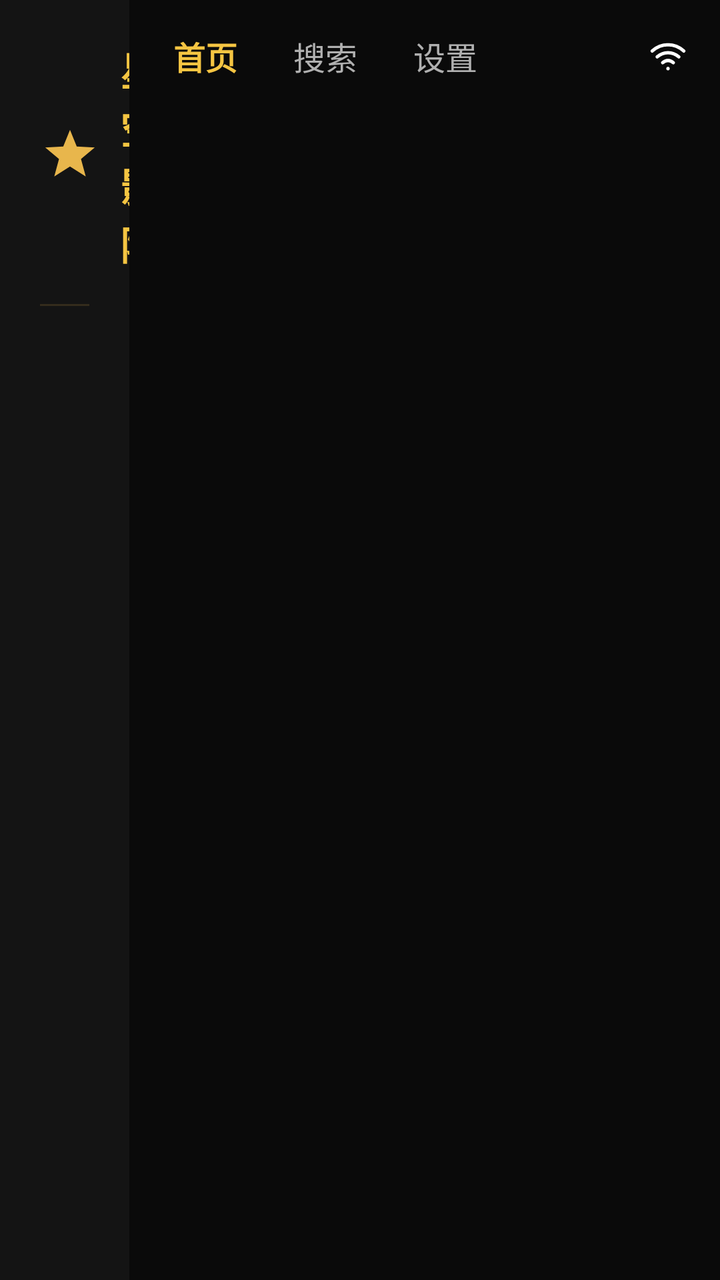
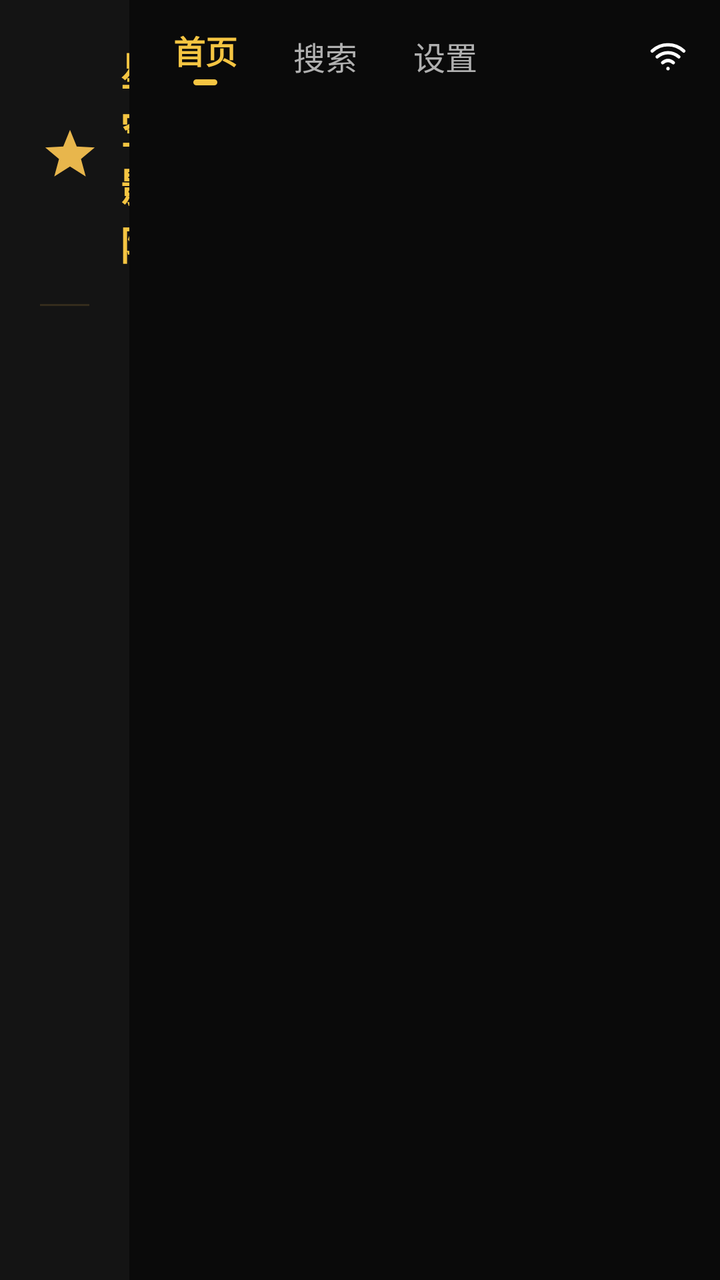

Before-and-after screenshots of an Android layout around one commit, followed by the original layout XML and the change that was made.
<!-- AndroidManifest.xml: application theme Theme.StarCinema -->
<!-- res/layout/fragment_emby.xml -->
<?xml version="1.0" encoding="utf-8"?>
<androidx.constraintlayout.widget.ConstraintLayout xmlns:android="http://schemas.android.com/apk/res/android"
    xmlns:app="http://schemas.android.com/apk/res-auto"
    android:layout_width="match_parent"
    android:layout_height="match_parent"
    android:background="@color/bg_primary"
    android:clipChildren="false">

    
    <LinearLayout
        android:id="@+id/librarySidebar"
        android:layout_width="0dp"
        android:layout_height="0dp"
        android:orientation="vertical"
        android:background="@drawable/bg_drawer"
        android:clipChildren="false"
        app:layout_constraintStart_toStartOf="parent"
        app:layout_constraintTop_toTopOf="parent"
        app:layout_constraintBottom_toBottomOf="parent"
        app:layout_constraintWidth_percent="0.18">

        
        <LinearLayout
            android:layout_width="match_parent"
            android:layout_height="wrap_content"
            android:orientation="horizontal"
            android:gravity="center_vertical"
            android:paddingStart="20dp"
            android:paddingTop="20dp"
            android:paddingBottom="16dp">
            <ImageView
                android:layout_width="30dp"
                android:layout_height="30dp"
                android:src="@drawable/ic_logo_star"
                android:contentDescription="@string/app_name" />
            <TextView
                android:layout_width="wrap_content"
                android:layout_height="wrap_content"
                android:layout_marginStart="10dp"
                android:text="@string/app_name"
                android:textColor="@color/gold_primary"
                android:textSize="20sp"
                android:textStyle="bold" />
        </LinearLayout>

        <View
            android:layout_width="match_parent"
            android:layout_height="1dp"
            android:layout_marginStart="20dp"
            android:layout_marginEnd="20dp"
            android:background="#26E8B64C" />

        <androidx.recyclerview.widget.RecyclerView
            android:id="@+id/libraryList"
            android:layout_width="match_parent"
            android:layout_height="0dp"
            android:layout_weight="1"
            android:clipChildren="false"
            android:clipToPadding="false"
            android:paddingTop="8dp"
            android:paddingBottom="8dp" />
    </LinearLayout>

    
    <androidx.constraintlayout.widget.ConstraintLayout
        android:id="@+id/homeContent"
        android:layout_width="0dp"
        android:layout_height="0dp"
        android:clipChildren="false"
        app:layout_constraintStart_toEndOf="@id/librarySidebar"
        app:layout_constraintEnd_toEndOf="parent"
        app:layout_constraintTop_toTopOf="parent"
        app:layout_constraintBottom_toBottomOf="parent"
        app:layout_constraintWidth_percent="0.82">

        <LinearLayout
            android:id="@+id/homeColumn"
            android:layout_width="match_parent"
            android:layout_height="match_parent"
            android:orientation="vertical"
            android:clipChildren="false">

            
            <LinearLayout
                android:id="@+id/topNavBar"
                android:layout_width="match_parent"
                android:layout_height="56dp"
                android:orientation="horizontal"
                android:gravity="center_vertical"
                android:paddingStart="8dp"
                android:paddingEnd="16dp"
                android:focusable="false">

                <TextView
                    android:id="@+id/navHome"
                    android:layout_width="wrap_content"
                    android:layout_height="wrap_content"
                    android:text="@string/sidebar_home"
                    android:textSize="16sp"
                    android:textStyle="bold"
                    android:textColor="@color/gold_primary"
                    android:focusable="true"
                    android:paddingHorizontal="14dp"
                    android:paddingVertical="6dp" />

                <TextView
                    android:id="@+id/navSearch"
                    android:layout_width="wrap_content"
                    android:layout_height="wrap_content"
                    android:text="@string/sidebar_search"
                    android:textSize="16sp"
                    android:textColor="@color/text_secondary"
                    android:focusable="true"
                    android:paddingHorizontal="14dp"
                    android:paddingVertical="6dp" />

                <TextView
                    android:id="@+id/navSettings"
                    android:layout_width="wrap_content"
                    android:layout_height="wrap_content"
                    android:text="@string/sidebar_settings"
                    android:textSize="16sp"
                    android:textColor="@color/text_secondary"
                    android:focusable="true"
                    android:paddingHorizontal="14dp"
                    android:paddingVertical="6dp" />

                <Space
                    android:layout_width="0dp"
                    android:layout_height="1dp"
                    android:layout_weight="1" />

                <TextView
                    android:id="@+id/nowTime"
                    android:layout_width="wrap_content"
                    android:layout_height="wrap_content"
                    android:textColor="@color/text_secondary"
                    android:textSize="14sp"
                    android:layout_marginEnd="8dp" />

                <ImageView
                    android:layout_width="20dp"
                    android:layout_height="20dp"
                    android:src="@drawable/ic_wifi"
                    android:contentDescription="网络" />
            </LinearLayout>

            
            <FrameLayout
                android:id="@+id/bannerArea"
                android:layout_width="match_parent"
                android:layout_height="190dp"
                android:layout_marginStart="20dp"
                android:layout_marginEnd="20dp"
                android:layout_marginTop="16dp"
                android:focusable="true"
                android:clipChildren="false"
                android:visibility="gone">

                <ImageView
                    android:id="@+id/heroBackground"
                    android:layout_width="match_parent"
                    android:layout_height="match_parent"
                    android:scaleType="centerCrop"
                    android:clipToOutline="true"
                    android:outlineProvider="background"
                    android:background="@drawable/bg_hero_card" />

                <View
                    android:layout_width="match_parent"
                    android:layout_height="match_parent"
                    android:background="@drawable/bg_hero_overlay" />

                <LinearLayout
                    android:layout_width="wrap_content"
                    android:layout_height="wrap_content"
                    android:orientation="vertical"
                    android:layout_gravity="start|bottom"
                    android:layout_marginStart="36dp"
                    android:layout_marginBottom="30dp">

                    <TextView
                        android:id="@+id/bannerTitle"
                        android:layout_width="wrap_content"
                        android:layout_height="wrap_content"
                        android:textColor="@color/text_primary"
                        android:textSize="34sp"
                        android:textStyle="bold"
                        android:fontFamily="serif"
                        android:maxLines="1"
                        android:ellipsize="end"
                        android:shadowColor="#80000000"
                        android:shadowDx="1"
                        android:shadowDy="1"
                        android:shadowRadius="4" />

                    <TextView
                        android:id="@+id/bannerOverview"
                        android:layout_width="wrap_content"
                        android:layout_height="wrap_content"
                        android:layout_marginTop="8dp"
                        android:textColor="#CCFFFFFF"
                        android:textSize="15sp"
                        android:maxLines="1"
                        android:ellipsize="end" />
                </LinearLayout>

                
                <LinearLayout
                    android:id="@+id/bannerDots"
                    android:layout_width="wrap_content"
                    android:layout_height="wrap_content"
                    android:layout_gravity="bottom|end"
                    android:layout_marginEnd="24dp"
                    android:layout_marginBottom="16dp"
                    android:orientation="horizontal" />
            </FrameLayout>

            
            <androidx.recyclerview.widget.RecyclerView
                android:id="@+id/contentList"
                android:layout_width="match_parent"
                android:layout_height="0dp"
                android:layout_weight="1"
                android:clipChildren="false"
                android:clipToPadding="false"
                android:paddingTop="16dp" />
        </LinearLayout>
    </androidx.constraintlayout.widget.ConstraintLayout>

    <ProgressBar
        android:id="@+id/loadingIndicator"
        style="?android:attr/progressBarStyleLarge"
        android:layout_width="48dp"
        android:layout_height="48dp"
        android:layout_gravity="center"
        android:visibility="gone" />
</androidx.constraintlayout.widget.ConstraintLayout>
<!-- resources referenced by this layout -->
<resources>
  <color name="bg_primary">#0A0A0A</color>
  <color name="gold_primary">#F5C542</color>
  <color name="text_primary">#FFFFFF</color>
  <color name="text_secondary">#B0B0B0</color>
  <!-- drawable bg_drawer (drawable) -->
  <?xml version="1.0" encoding="utf-8"?>
  <shape xmlns:android="http://schemas.android.com/apk/res/android" android:shape="rectangle">
      <solid android:color="#141414" />
  </shape>
  <!-- drawable bg_hero_card (drawable) -->
  <?xml version="1.0" encoding="utf-8"?>
  <shape xmlns:android="http://schemas.android.com/apk/res/android" android:shape="rectangle">
      <corners android:radius="12dp" />
      <solid android:color="#141414" />
  </shape>
  <!-- drawable bg_hero_overlay (drawable) -->
  <?xml version="1.0" encoding="utf-8"?>
  <shape xmlns:android="http://schemas.android.com/apk/res/android" android:shape="rectangle">
      <gradient
          android:startColor="#00000000"
          android:centerColor="#66000000"
          android:endColor="#CC000000"
          android:angle="270" />
  </shape>
  <!-- drawable ic_logo_star (drawable) -->
  <?xml version="1.0" encoding="utf-8"?>
  <vector xmlns:android="http://schemas.android.com/apk/res/android"
      android:width="28dp" android:height="28dp"
      android:viewportWidth="24" android:viewportHeight="24">
      <path
          android:fillColor="#E8B64C"
          android:pathData="M12,1.5 L14.7,8.2 L21.9,8.6 L16.4,13.2 L18.3,20.2 L12,16.2 L5.7,20.2 L7.6,13.2 L2.1,8.6 L9.3,8.2 Z" />
  </vector>
  <!-- drawable ic_wifi (drawable) -->
  <vector xmlns:android="http://schemas.android.com/apk/res/android" android:width="20dp" android:height="20dp" android:viewportWidth="24" android:viewportHeight="24">
      <path android:pathData="M2.5,9 C8,4 16,4 21.5,9 M5.5,12.5 C9.5,9.2 14.5,9.2 18.5,12.5 M8.8,16 C11,14.2 13,14.2 15.2,16 M12,19.5 L12,19.6" android:strokeColor="#FFFFFF" android:strokeWidth="2" android:strokeLineCap="round" android:fillColor="#00000000"/>
  </vector>
  <string name="app_name">星空影院</string>
  <string name="sidebar_home">首页</string>
  <string name="sidebar_search">搜索</string>
  <string name="sidebar_settings">设置</string>
  <style name="Theme.StarCinema" parent="Theme.Material3.Dark.NoActionBar">
          <item name="android:windowBackground">@color/bg_primary</item>
          <item name="android:colorBackground">@color/bg_primary</item>
          <item name="colorPrimary">@color/gold_primary</item>
          <item name="colorOnPrimary">@color/bg_primary</item>
          <item name="colorPrimaryContainer">@color/bg_card</item>
          <item name="colorOnPrimaryContainer">@color/text_primary</item>
          <item name="colorSecondary">@color/gold_primary</item>
          <item name="colorOnSecondary">@color/bg_primary</item>
          <item name="colorSurface">@color/bg_primary</item>
          <item name="colorOnSurface">@color/text_primary</item>
          <item name="colorSurfaceVariant">@color/bg_card</item>
          <item name="colorOnSurfaceVariant">@color/text_secondary</item>
          <item name="colorOutline">@color/gold_dark</item>
          <item name="android:statusBarColor">@color/bg_primary</item>
          <item name="android:navigationBarColor">@color/bg_primary</item>
      </style>
  <color name="bg_card">#1A1A1A</color>
  <color name="gold_dark">#B8860B</color>
</resources>

<!-- the commit's change to res/layout/fragment_emby.xml (unified diff, before → after) -->
@@ -91,17 +91,33 @@
                 android:paddingEnd="16dp"
                 android:focusable="false">
 
-                <TextView
+                <LinearLayout
                     android:id="@+id/navHome"
                     android:layout_width="wrap_content"
                     android:layout_height="wrap_content"
-                    android:text="@string/sidebar_home"
-                    android:textSize="16sp"
-                    android:textStyle="bold"
-                    android:textColor="@color/gold_primary"
+                    android:orientation="vertical"
+                    android:gravity="center_horizontal"
                     android:focusable="true"
                     android:paddingHorizontal="14dp"
-                    android:paddingVertical="6dp" />
+                    android:paddingVertical="6dp">
+
+                    <TextView
+                        android:layout_width="wrap_content"
+                        android:layout_height="wrap_content"
+                        android:text="@string/sidebar_home"
+                        android:textSize="16sp"
+                        android:textStyle="bold"
+                        android:textColor="@color/gold_primary" />
+
+                    
+                    <View
+                        android:layout_width="match_parent"
+                        android:layout_height="3dp"
+                        android:layout_marginTop="3dp"
+                        android:layout_marginStart="10dp"
+                        android:layout_marginEnd="10dp"
+                        android:background="@drawable/bg_nav_underline" />
+                </LinearLayout>
 
                 <TextView
                     android:id="@+id/navSearch"
@@ -179,6 +195,19 @@
                     android:layout_marginStart="36dp"
                     android:layout_marginBottom="30dp">
 
+                    
+                    <TextView
+                        android:id="@+id/bannerTag"
+                        android:layout_width="wrap_content"
+                        android:layout_height="wrap_content"
+                        android:background="@drawable/bg_banner_tag"
+                        android:textColor="@color/bg_primary"
+                        android:textSize="13sp"
+                        android:textStyle="bold"
+                        android:paddingHorizontal="12dp"
+                        android:paddingVertical="3dp"
+                        android:visibility="gone" />
+
                     <TextView
                         android:id="@+id/bannerTitle"
                         android:layout_width="wrap_content"
@@ -210,8 +239,7 @@
                     android:id="@+id/bannerDots"
                     android:layout_width="wrap_content"
                     android:layout_height="wrap_content"
-                    android:layout_gravity="bottom|end"
-                    android:layout_marginEnd="24dp"
+                    android:layout_gravity="bottom|center_horizontal"
                     android:layout_marginBottom="16dp"
                     android:orientation="horizontal" />
             </FrameLayout>
<!-- resource entries referenced after the edit -->
@@ -4,6 +4,16 @@
   <color name="gold_primary">#F5C542</color>
   <color name="text_primary">#FFFFFF</color>
   <color name="text_secondary">#B0B0B0</color>
+  <!-- drawable bg_banner_tag (drawable) -->
+  <?xml version="1.0" encoding="utf-8"?>
+  <shape xmlns:android="http://schemas.android.com/apk/res/android" android:shape="rectangle">
+      <corners android:radius="12dp" />
+      <gradient
+          android:startColor="#FFE082"
+          android:centerColor="#F5C542"
+          android:endColor="#D4A017"
+          android:angle="0" />
+  </shape>
   <!-- drawable bg_drawer (drawable) -->
   <?xml version="1.0" encoding="utf-8"?>
   <shape xmlns:android="http://schemas.android.com/apk/res/android" android:shape="rectangle">
@@ -23,6 +33,12 @@
           android:centerColor="#66000000"
           android:endColor="#CC000000"
           android:angle="270" />
+  </shape>
+  <!-- drawable bg_nav_underline (drawable) -->
+  <?xml version="1.0" encoding="utf-8"?>
+  <shape xmlns:android="http://schemas.android.com/apk/res/android" android:shape="rectangle">
+      <corners android:radius="2dp" />
+      <solid android:color="@color/gold_primary" />
   </shape>
   <!-- drawable ic_logo_star (drawable) -->
   <?xml version="1.0" encoding="utf-8"?>
